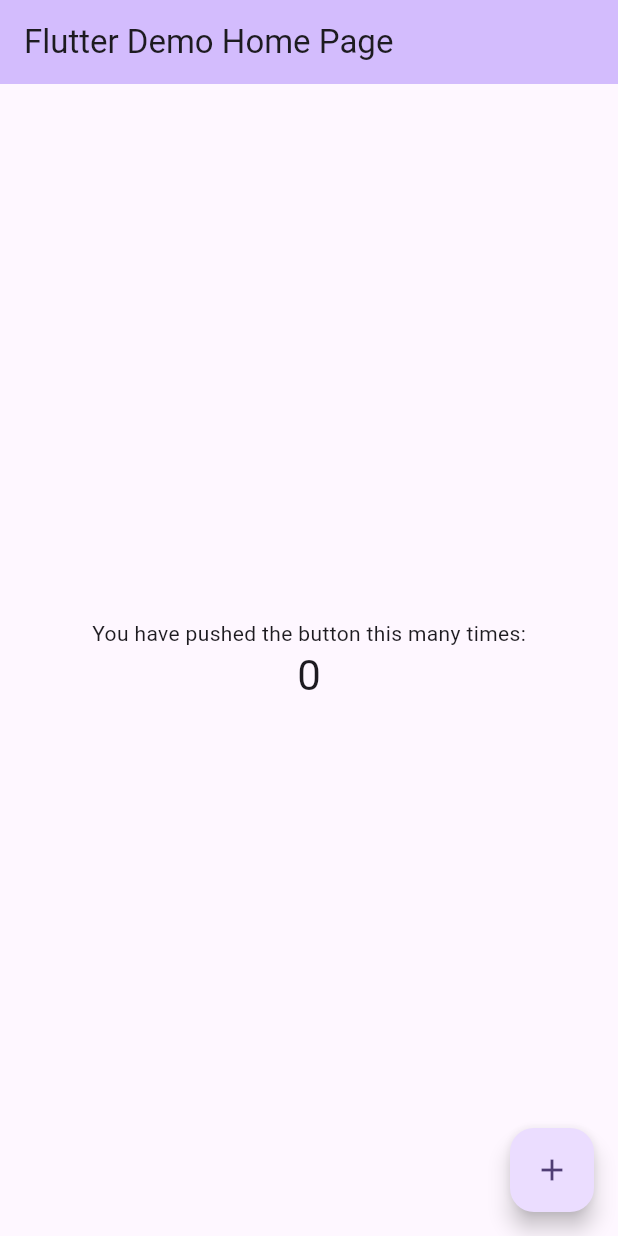
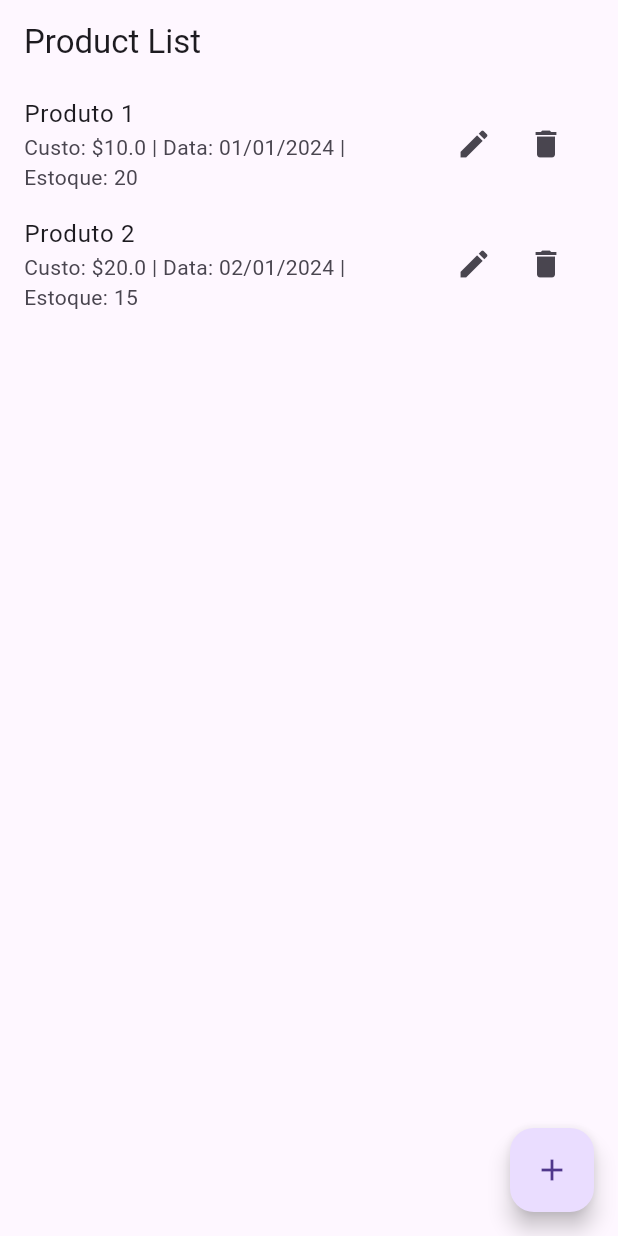
Before and after one commit to femedici/produto-web, a Flutter app: the screen it shows after launch, on a phone screen of 412 x 824 dp. Run offline on Flutter 3.47's test engine with Material 3 defaults, Android fonts, the phone set to English and light mode, and no system bars.

Commit message:
basic raw structure for list, add and edit

```diff
--- a/lib/main.dart
+++ b/lib/main.dart
@@ -1,125 +1,16 @@
 import 'package:flutter/material.dart';
+import 'screens/product-list.dart';
 
 void main() {
-  runApp(const MyApp());
+  runApp(MyApp());
 }
 
 class MyApp extends StatelessWidget {
-  const MyApp({super.key});
-
-  // This widget is the root of your application.
   @override
   Widget build(BuildContext context) {
     return MaterialApp(
-      title: 'Flutter Demo',
-      theme: ThemeData(
-        // This is the theme of your application.
-        //
-        // TRY THIS: Try running your application with "flutter run". You'll see
-        // the application has a purple toolbar. Then, without quitting the app,
-        // try changing the seedColor in the colorScheme below to Colors.green
-        // and then invoke "hot reload" (save your changes or press the "hot
-        // reload" button in a Flutter-supported IDE, or press "r" if you used
-        // the command line to start the app).
-        //
-        // Notice that the counter didn't reset back to zero; the application
-        // state is not lost during the reload. To reset the state, use hot
-        // restart instead.
-        //
-        // This works for code too, not just values: Most code changes can be
-        // tested with just a hot reload.
-        colorScheme: ColorScheme.fromSeed(seedColor: Colors.deepPurple),
-        useMaterial3: true,
-      ),
-      home: const MyHomePage(title: 'Flutter Demo Home Page'),
+      title: 'Product List',
+      home: ProductListScreen(),
     );
   }
 }
-
-class MyHomePage extends StatefulWidget {
-  const MyHomePage({super.key, required this.title});
-
-  // This widget is the home page of your application. It is stateful, meaning
-  // that it has a State object (defined below) that contains fields that affect
-  // how it looks.
-
-  // This class is the configuration for the state. It holds the values (in this
-  // case the title) provided by the parent (in this case the App widget) and
-  // used by the build method of the State. Fields in a Widget subclass are
-  // always marked "final".
-
-  final String title;
-
-  @override
-  State<MyHomePage> createState() => _MyHomePageState();
-}
-
-class _MyHomePageState extends State<MyHomePage> {
-  int _counter = 0;
-
-  void _incrementCounter() {
-    setState(() {
-      // This call to setState tells the Flutter framework that something has
-      // changed in this State, which causes it to rerun the build method below
-      // so that the display can reflect the updated values. If we changed
-      // _counter without calling setState(), then the build method would not be
-      // called again, and so nothing would appear to happen.
-      _counter++;
-    });
-  }
-
-  @override
-  Widget build(BuildContext context) {
-    // This method is rerun every time setState is called, for instance as done
-    // by the _incrementCounter method above.
-    //
-    // The Flutter framework has been optimized to make rerunning build methods
-    // fast, so that you can just rebuild anything that needs updating rather
-    // than having to individually change instances of widgets.
-    return Scaffold(
-      appBar: AppBar(
-        // TRY THIS: Try changing the color here to a specific color (to
-        // Colors.amber, perhaps?) and trigger a hot reload to see the AppBar
-        // change color while the other colors stay the same.
-        backgroundColor: Theme.of(context).colorScheme.inversePrimary,
-        // Here we take the value from the MyHomePage object that was created by
-        // the App.build method, and use it to set our appbar title.
-        title: Text(widget.title),
-      ),
-      body: Center(
-        // Center is a layout widget. It takes a single child and positions it
-        // in the middle of the parent.
-        child: Column(
-          // Column is also a layout widget. It takes a list of children and
-          // arranges them vertically. By default, it sizes itself to fit its
-          // children horizontally, and tries to be as tall as its parent.
-          //
-          // Column has various properties to control how it sizes itself and
-          // how it positions its children. Here we use mainAxisAlignment to
-          // center the children vertically; the main axis here is the vertical
-          // axis because Columns are vertical (the cross axis would be
-          // horizontal).
-          //
-          // TRY THIS: Invoke "debug painting" (choose the "Toggle Debug Paint"
-          // action in the IDE, or press "p" in the console), to see the
-          // wireframe for each widget.
-          mainAxisAlignment: MainAxisAlignment.center,
-          children: <Widget>[
-            const Text(
-              'You have pushed the button this many times:',
-            ),
-            Text(
-              '$_counter',
-              style: Theme.of(context).textTheme.headlineMedium,
-            ),
-          ],
-        ),
-      ),
-      floatingActionButton: FloatingActionButton(
-        onPressed: _incrementCounter,
-        tooltip: 'Increment',
-        child: const Icon(Icons.add),
-      ), // This trailing comma makes auto-formatting nicer for build methods.
-    );
-  }
-}
--- /dev/null
+++ b/lib/models/product.dart
@@ -0,0 +1,8 @@
+class Product {
+  String name;
+  double cost;
+  String date;
+  int stock;
+
+  Product({required this.name, required this.cost, required this.date, required this.stock});
+}
--- /dev/null
+++ b/lib/screens/product-list.dart
@@ -0,0 +1,82 @@
+import 'package:flutter/material.dart';
+import '../models/product.dart';
+import 'product-add-edit.dart';
+
+class ProductListScreen extends StatefulWidget {
+  @override
+  _ProductListScreenState createState() => _ProductListScreenState();
+}
+
+class _ProductListScreenState extends State<ProductListScreen> {
+  List<Product> products = [
+    Product(name: 'Produto 1', cost: 10.0, date: '01/01/2024', stock: 20),
+    Product(name: 'Produto 2', cost: 20.0, date: '02/01/2024', stock: 15),
+    // Adicione mais produtos conforme necessário
+  ];
+
+  void _addOrEditProduct({Product? product, required bool isEditing}) async {
+    final result = await Navigator.push(
+      context,
+      MaterialPageRoute(
+        builder: (context) => AddEditProductScreen(
+          product: product,
+          isEditing: isEditing,
+        ),
+      ),
+    );
+
+    if (result != null && result is Product) {
+      setState(() {
+        if (isEditing) {
+          int index = products.indexOf(product!);
+          products[index] = result;
+        } else {
+          products.add(result);
+        }
+      });
+    }
+  }
+
+  void _deleteProduct(Product product) {
+    setState(() {
+      products.remove(product);
+    });
+  }
+
+  @override
+  Widget build(BuildContext context) {
+    return Scaffold(
+      appBar: AppBar(
+        title: Text('Product List'),
+      ),
+      body: ListView.builder(
+        itemCount: products.length,
+        itemBuilder: (context, index) {
+          final product = products[index];
+          return ListTile(
+            title: Text(product.name),
+            subtitle: Text('Custo: \$${product.cost} | Data: ${product.date} | Estoque: ${product.stock}'),
+            trailing: Row(
+              mainAxisSize: MainAxisSize.min,
+              children: [
+                IconButton(
+                  icon: Icon(Icons.edit),
+                  onPressed: () => _addOrEditProduct(product: product, isEditing: true),
+                ),
+                IconButton(
+                  icon: Icon(Icons.delete),
+                  onPressed: () => _deleteProduct(product),
+                ),
+              ],
+            ),
+          );
+        },
+      ),
+      floatingActionButton: FloatingActionButton(
+        onPressed: () => _addOrEditProduct(isEditing: false),
+        child: Icon(Icons.add),
+        tooltip: 'Adicionar Produto',
+      ),
+    );
+  }
+}
```
Also changed, not shown: lib/screens/product-add-edit.dart (added, +125 -0 lines).
